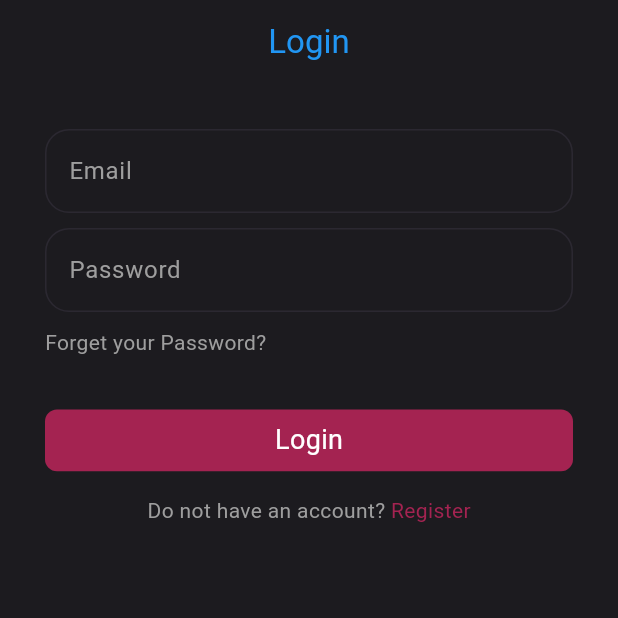
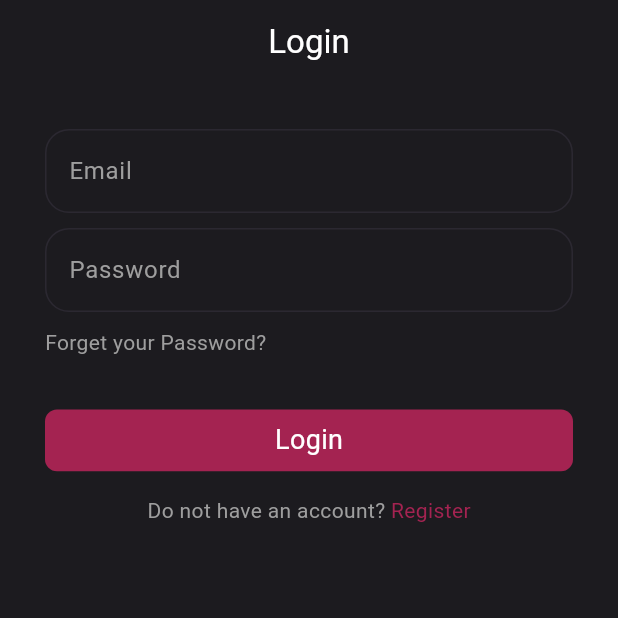
Before and after one commit to majdmari/fixit, a Flutter app: the screen it shows after launch, on a phone screen of 412 x 824 dp, the top half of it. Run offline on Flutter 3.47's test engine with Material 3 defaults, Android fonts, the phone set to English and light mode, and no system bars.

Commit message:
color white

```diff
--- a/lib/screens/login_screen.dart
+++ b/lib/screens/login_screen.dart
@@ -15,7 +15,7 @@ class LoginScreen extends StatelessWidget {
         automaticallyImplyLeading: false,
         title: Text(
           'Login',
-          style: TextStyle(color: Colors.blue),
+          style: TextStyle(color: Colors.white),
         ),
         backgroundColor: Colors.transparent,
         elevation: 0,
```
